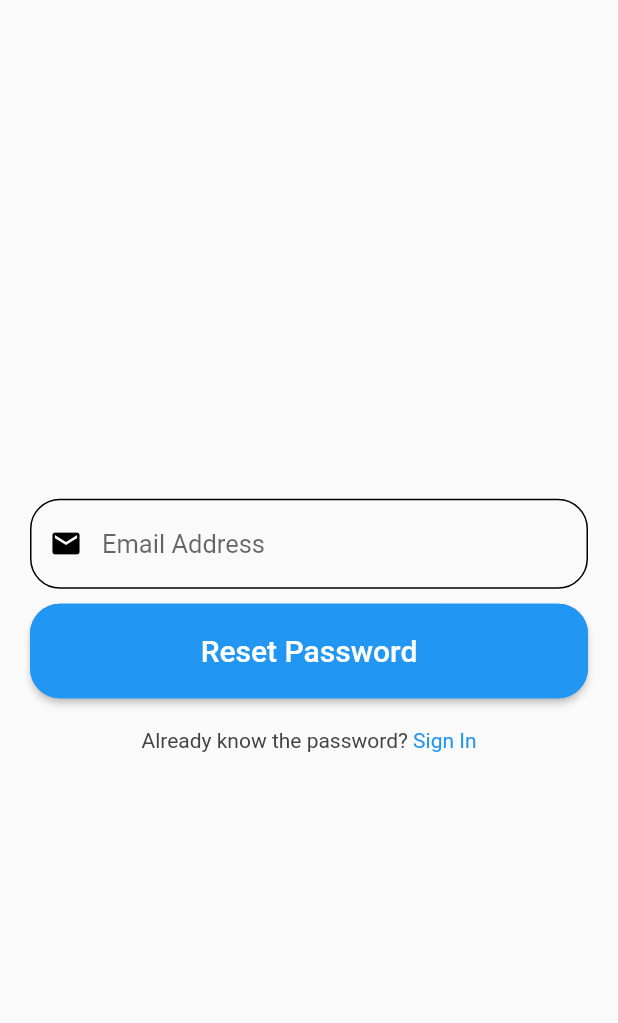
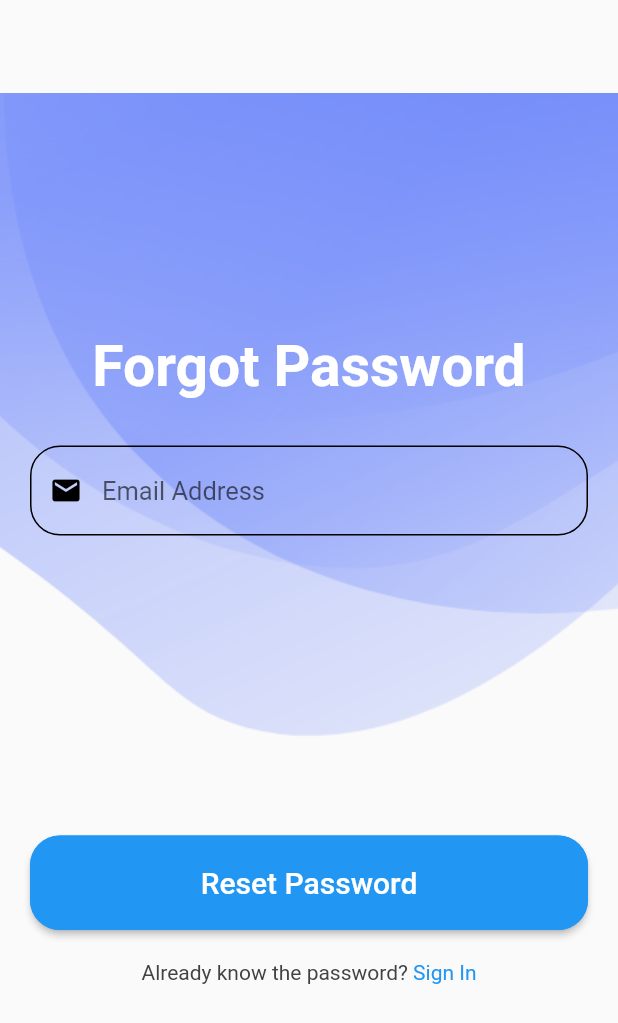
Before and after one commit to sundipthapa/Butcheryshop, a Flutter app: the ForgetPasswordScreen screen opened directly, on a phone screen of 412 x 824 dp. Shown: the top 1023 px of the screen. Run offline on Flutter 3.47's test engine with Material 2 defaults, Android fonts, the light colour scheme and no system bars; Roboto replaces fonts that are missing (WorkSansSemiBold).

Commit message:
:lipstick: changes on forgotscreen and routing

```diff
--- a/lib/main.dart
+++ b/lib/main.dart
@@ -1,4 +1,5 @@
 import 'package:flutter/material.dart';
+import 'package:solo_flutter_project/screens/auth/forgotpassword.dart';
 import 'package:solo_flutter_project/screens/auth/login.dart';
 import 'package:solo_flutter_project/screens/auth/register.dart';
 import 'package:solo_flutter_project/screens/auth/splashscreen.dart';
@@ -22,6 +23,7 @@ class MyApp extends StatelessWidget {
         "/login": (BuildContext context) => LoginScreen(),
         "/splash": (BuildContext context) => SplashScreen(),
         "/register": (BuildContext context) => RegisterScreen(),
+        "/forget-password": (BuildContext context) => ForgetPasswordScreen(),
       },
     );
   }
--- a/lib/screens/auth/forgotpassword.dart
+++ b/lib/screens/auth/forgotpassword.dart
@@ -18,11 +18,32 @@ class _ForgetPasswordScreenState extends State<ForgetPasswordScreen> {
         body: Center(
           child: SingleChildScrollView(
             child: Container(
-              padding: const EdgeInsets.all(20),
+              height: 700,
+              padding: EdgeInsets.all(20),
+              decoration: BoxDecoration(
+                image: DecorationImage(
+                  image: AssetImage(
+                    "assets/images/b1.png",
+                  ),
+                  fit: BoxFit.cover,
+                ),
+              ),
               child: Column(
                 children: [
                   const SizedBox(
-                    height: 10,
+                    height: 140,
+                  ),
+                  Text(
+                    "Forgot Password",
+                    style: TextStyle(
+                      color: Colors.white,
+                      fontSize: 38,
+                      fontFamily: 'WorkSansSemiBold',
+                      fontWeight: FontWeight.bold,
+                    ),
+                  ),
+                  const SizedBox(
+                    height: 30,
                   ),
                   TextFormField(
                     controller: _emailController,
@@ -48,7 +69,7 @@ class _ForgetPasswordScreenState extends State<ForgetPasswordScreen> {
                     ),
                   ),
                   const SizedBox(
-                    height: 10,
+                    height: 200,
                   ),
                   SizedBox(
                     width: double.infinity,
--- a/lib/screens/auth/login.dart
+++ b/lib/screens/auth/login.dart
@@ -115,9 +115,14 @@ class _LoginScreenState extends State<LoginScreen> {
                   ),
                   Align(
                     alignment: Alignment.centerRight,
-                    child: Text(
-                      "Forgot password?",
-                      style: TextStyle(color: Colors.grey.shade800),
+                    child: InkWell(
+                      onTap: () {
+                        Navigator.of(context).pushNamed("/forget-password");
+                      },
+                      child: Text(
+                        "Forgot password?",
+                        style: TextStyle(color: Colors.grey.shade800),
+                      ),
                     ),
                   ),
                   SizedBox(
```
